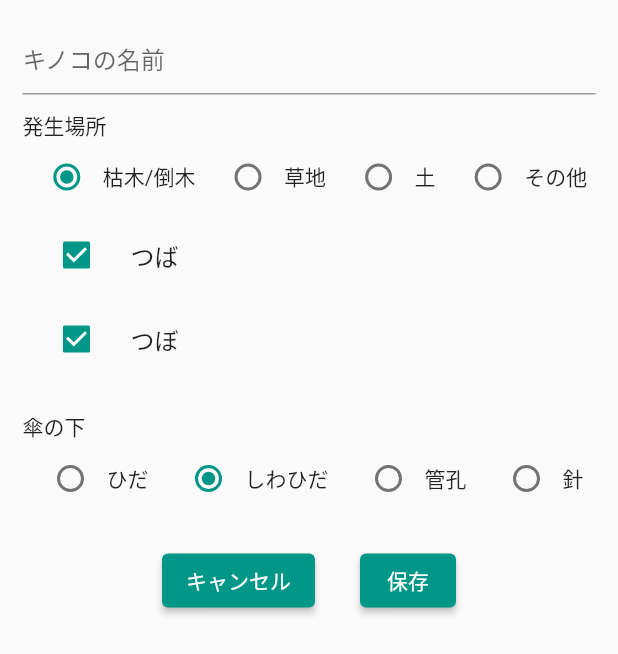
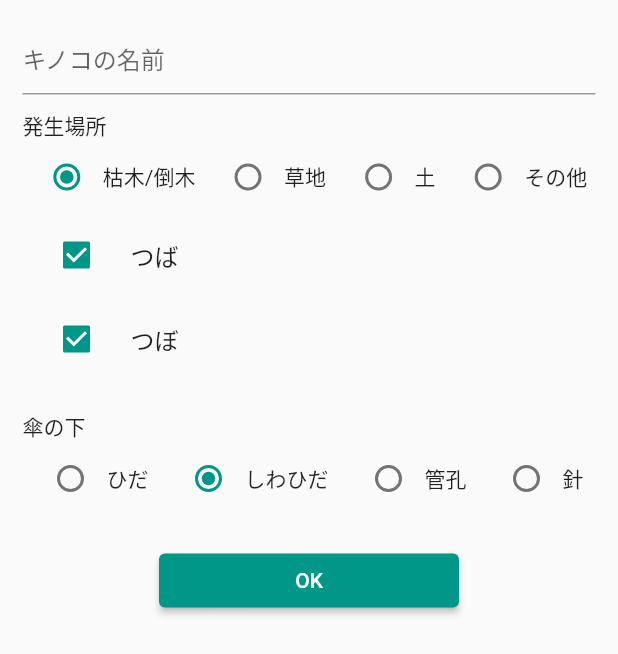
Before and after one commit to ikaru-25/kinoko_note, a Flutter app: what builderBottomSheet() shows on an empty page, opened directly with empty values, on a phone screen of 412 x 824 dp. Shown: the top 654 px of the screen. Run offline on Flutter 3.47's test engine with Material 2 defaults, Android fonts, the phone set to English and light mode, and no system bars; our stand-ins replace camera, carousel_slider, drift, firebase_auth, firebase_core, shared_preferences and 2 more; accounts and stored records are empty; generated files the repository leaves out were written again.

Commit message:
[観察記録画面] フォームのレイアウト修正

```diff
--- a/lib/components/bottom_button.dart
+++ b/lib/components/bottom_button.dart
@@ -8,7 +8,7 @@ class BottomButton extends StatelessWidget {
     return Row(
       mainAxisAlignment: MainAxisAlignment.center,
       children: [
-        ElevatedButton(
+        TextButton(
           onPressed: () async {
             // Navigator.of(context).pop();
           },
@@ -17,7 +17,7 @@ class BottomButton extends StatelessWidget {
         SizedBox(
           width: 30,
         ),
-        ElevatedButton(
+        TextButton(
           onPressed: () async {
             // Navigator.of(context).pop();
           },
--- a/lib/components/bottom_sheet.dart
+++ b/lib/components/bottom_sheet.dart
@@ -10,9 +10,12 @@ Widget builderBottomSheet(context, Function setFormData) {
         // this will prevent the soft keyboard from covering the text fields
         bottom: MediaQuery.of(context).viewInsets.bottom + 120,
       ),
-    child: Column(
+      child: Wrap(
+        children: [
+          Column(
+            mainAxisAlignment: MainAxisAlignment.start,
+            crossAxisAlignment: CrossAxisAlignment.center,
             mainAxisSize: MainAxisSize.min,
-      crossAxisAlignment: CrossAxisAlignment.end,
             children: [
               TextField(
                 onChanged: (value) {
@@ -151,8 +154,17 @@ Widget builderBottomSheet(context, Function setFormData) {
               const SizedBox(
                 height: 20,
               ),
-        BottomButton()
+              ElevatedButton(
+                onPressed: () async {
+                  // Navigator.of(context).pop();
+                },
+                child: Text('OK'),
+                style: ElevatedButton.styleFrom(
+                  fixedSize: Size.fromWidth(200),
+                ),
+              ),
             ],
           ),
-  );
+        ],
+      ));
 }
```
Lines whose indentation alone changed are shown as unchanged.
